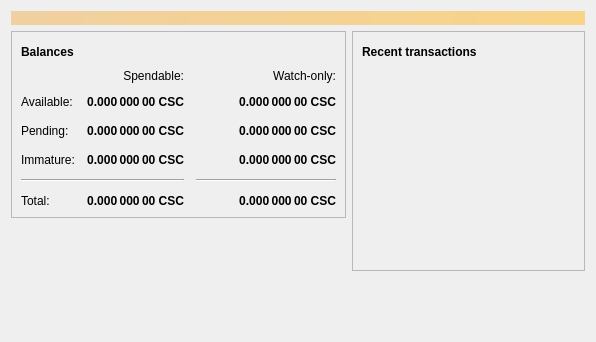
This is src/qt/forms/overviewpage.ui in counos/CounosCoin as Qt 5 draws it before an edit. The edited form follows.
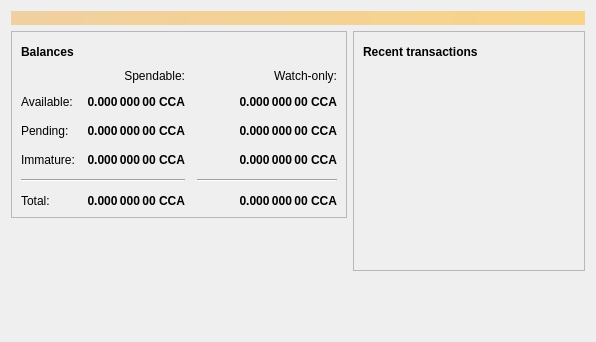
This is the edited form. Icons and pictures are not drawn.

```diff
--- a/src/qt/forms/overviewpage.ui
+++ b/src/qt/forms/overviewpage.ui
@@ -129,7 +129,7 @@
                <string>Unconfirmed transactions to watch-only addresses</string>
               </property>
               <property name="text">
-               <string notr="true">0.000 000 00 CSC</string>
+               <string notr="true">0.000 000 00 CCA</string>
               </property>
               <property name="alignment">
                <set>Qt::AlignRight|Qt::AlignTrailing|Qt::AlignVCenter</set>
@@ -154,7 +154,7 @@
                <string>Total of transactions that have yet to be confirmed, and do not yet count toward the spendable balance</string>
               </property>
               <property name="text">
-               <string notr="true">0.000 000 00 CSC</string>
+               <string notr="true">0.000 000 00 CCA</string>
               </property>
               <property name="alignment">
                <set>Qt::AlignRight|Qt::AlignTrailing|Qt::AlignVCenter</set>
@@ -179,7 +179,7 @@
                <string>Mined balance in watch-only addresses that has not yet matured</string>
               </property>
               <property name="text">
-               <string notr="true">0.000 000 00 CSC</string>
+               <string notr="true">0.000 000 00 CCA</string>
               </property>
               <property name="alignment">
                <set>Qt::AlignRight|Qt::AlignTrailing|Qt::AlignVCenter</set>
@@ -237,7 +237,7 @@
                <string>Mined balance that has not yet matured</string>
               </property>
               <property name="text">
-               <string notr="true">0.000 000 00 CSC</string>
+               <string notr="true">0.000 000 00 CCA</string>
               </property>
               <property name="alignment">
                <set>Qt::AlignRight|Qt::AlignTrailing|Qt::AlignVCenter</set>
@@ -282,7 +282,7 @@
                <string>Your current total balance</string>
               </property>
               <property name="text">
-               <string notr="true">0.000 000 00 CSC</string>
+               <string notr="true">0.000 000 00 CCA</string>
               </property>
               <property name="alignment">
                <set>Qt::AlignRight|Qt::AlignTrailing|Qt::AlignVCenter</set>
@@ -307,7 +307,7 @@
                <string>Current total balance in watch-only addresses</string>
               </property>
               <property name="text">
-               <string notr="true">0.000 000 00 CSC</string>
+               <string notr="true">0.000 000 00 CCA</string>
               </property>
               <property name="alignment">
                <set>Qt::AlignRight|Qt::AlignTrailing|Qt::AlignVCenter</set>
@@ -349,7 +349,7 @@
                <string>Your current spendable balance</string>
               </property>
               <property name="text">
-               <string notr="true">0.000 000 00 CSC</string>
+               <string notr="true">0.000 000 00 CCA</string>
               </property>
               <property name="alignment">
                <set>Qt::AlignRight|Qt::AlignTrailing|Qt::AlignVCenter</set>
@@ -374,7 +374,7 @@
                <string>Your current balance in watch-only addresses</string>
               </property>
               <property name="text">
-               <string notr="true">0.000 000 00 CSC</string>
+               <string notr="true">0.000 000 00 CCA</string>
               </property>
               <property name="alignment">
                <set>Qt::AlignRight|Qt::AlignTrailing|Qt::AlignVCenter</set>
```
